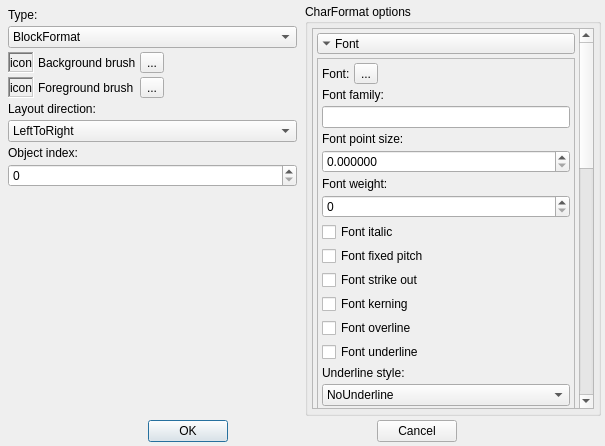
Qt form src/property/dialogs/textformateditdialog.ui (Gris87/ObjectController) before a commit.
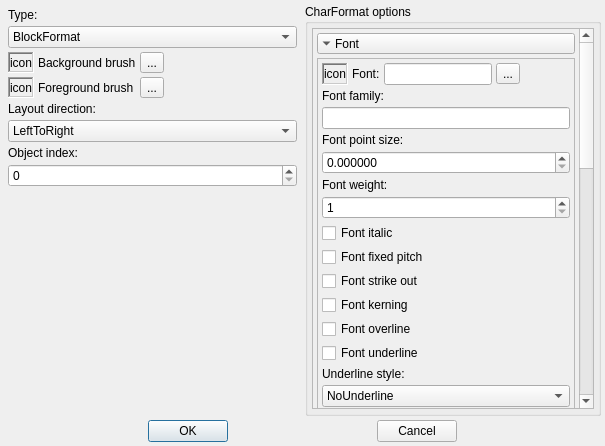
The same form after that commit. Icons and pictures are not drawn.

Diff of the .ui file:
```diff
--- a/src/property/dialogs/textformateditdialog.ui
+++ b/src/property/dialogs/textformateditdialog.ui
@@ -995,7 +995,7 @@
                     </widget>
                    </item>
                    <item>
-                    <widget class="QFrame" name="charFontFrame">
+                    <widget class="QFrame" name="charFontCategoryFrame">
                      <property name="frameShape">
                       <enum>QFrame::StyledPanel</enum>
                      </property>
@@ -1014,6 +1014,31 @@
                         <property name="spacing">
                          <number>4</number>
                         </property>
+                        <item>
+                         <widget class="QFrame" name="charFontFrame">
+                          <property name="frameShape">
+                           <enum>QFrame::WinPanel</enum>
+                          </property>
+                          <property name="frameShadow">
+                           <enum>QFrame::Sunken</enum>
+                          </property>
+                          <layout class="QVBoxLayout" name="verticalLayout_41">
+                           <property name="spacing">
+                            <number>0</number>
+                           </property>
+                           <property name="margin">
+                            <number>0</number>
+                           </property>
+                           <item>
+                            <widget class="QLabel" name="charFontIconLabel">
+                             <property name="text">
+                              <string>icon</string>
+                             </property>
+                            </widget>
+                           </item>
+                          </layout>
+                         </widget>
+                        </item>
                         <item>
                          <widget class="QLabel" name="charFontLabel">
                           <property name="text">
@@ -1021,6 +1046,13 @@
                           </property>
                          </widget>
                         </item>
+                        <item>
+                         <widget class="QLineEdit" name="charFontEdit">
+                          <property name="readOnly">
+                           <bool>true</bool>
+                          </property>
+                         </widget>
+                        </item>
                         <item>
                          <widget class="QToolButton" name="charFontButton">
                           <property name="text">
@@ -1079,8 +1111,11 @@
                       </item>
                       <item>
                        <widget class="QSpinBox" name="charFontWeightSpinBox">
+                        <property name="minimum">
+                         <number>1</number>
+                        </property>
                         <property name="maximum">
-                         <number>2147483647</number>
+                         <number>99</number>
                         </property>
                        </widget>
                       </item>
```
Left out of the diff: 38 changed lines with no effect on the pictures.
